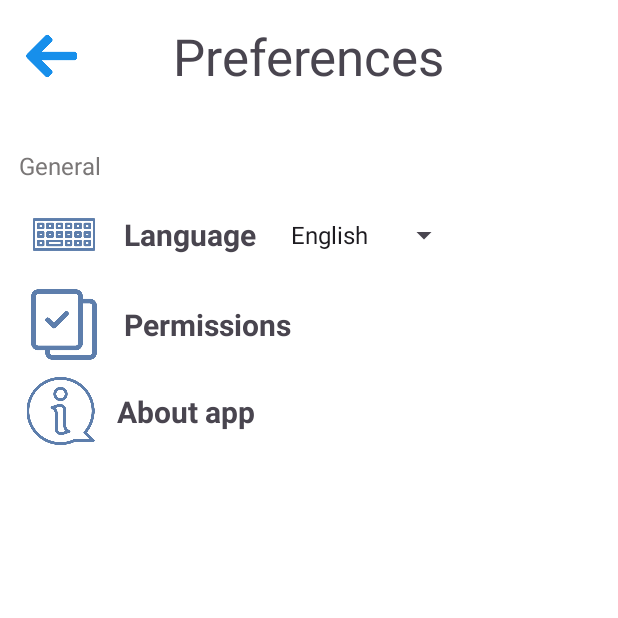
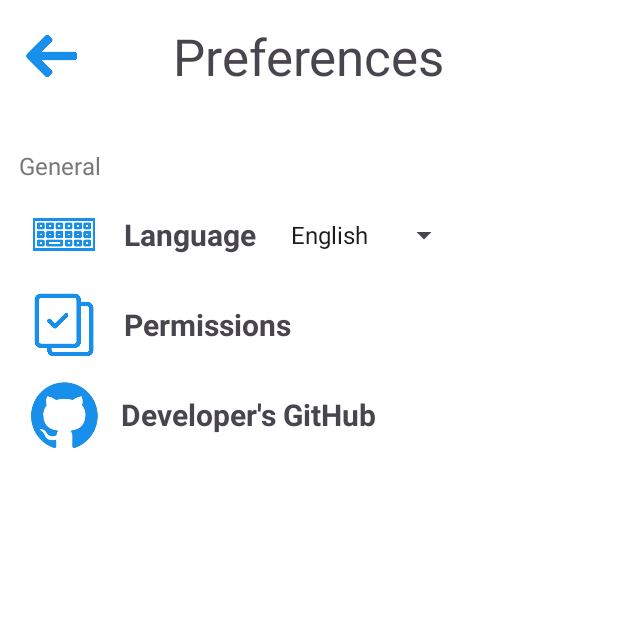
Before and after one commit to ChrisGalHur/TareApp, an Android app: the PreferenceActivity screen opened directly, with no data from a screen before it, on a phone screen of 412 x 824 dp, the top half of it. Run offline under Robolectric (Android 15) with nearby library versions, the phone set to English and light mode, and no system bars.

Commit message:
changed About App to Developer's GitHub, changed colors of logos in PreferenceActivity

```diff
--- a/app/src/main/res/layout/activity_preference.xml
+++ b/app/src/main/res/layout/activity_preference.xml
@@ -139,16 +139,16 @@
             android:id="@+id/constLayAboutAppPreference">
 
         <ImageView
-                android:layout_width="55dp"
-                android:layout_height="45dp"
-                app:srcCompat="@drawable/info"
+                android:layout_width="60dp"
+                android:layout_height="50dp"
+                app:srcCompat="@drawable/github_logo"
                 android:id="@+id/ivInfoPreference"
                 app:layout_constraintStart_toStartOf="parent"
                 app:layout_constraintBottom_toBottomOf="parent"
                 app:layout_constraintTop_toTopOf="parent" />
 
         <TextView
-                android:text="@string/about_app"
+                android:text="@string/developer_github"
                 android:layout_width="wrap_content"
                 android:layout_height="wrap_content"
                 android:id="@+id/tvAboutAppPreference"
@@ -157,7 +157,7 @@
                 app:layout_constraintTop_toTopOf="@+id/ivInfoPreference"
                 android:textSize="20sp"
                 app:layout_constraintStart_toEndOf="@+id/ivInfoPreference"
-                android:layout_marginStart="10dp" />
+                android:layout_marginStart="8dp" />
     </androidx.constraintlayout.widget.ConstraintLayout>
 
 </androidx.constraintlayout.widget.ConstraintLayout>
--- a/app/src/main/res/values/strings.xml
+++ b/app/src/main/res/values/strings.xml
@@ -27,7 +27,7 @@
     <string name="configuration_screen_not_open">Could not open the configuration screen.</string>
 
     <!-- Notifications -->
-    <string name="about_app">About app</string>
+    <string name="developer_github">Developer\'s GitHub</string>
     <string name="channel_reminder">Reminder Channel</string>
     <string name="channel_reminder_notifications">Channel for reminder notifications</string>
     <string name="general">General</string>
```
Also changed, not shown: app/src/main/res/drawable/github_logo.png (added), app/src/main/res/drawable/info.png, app/src/main/res/drawable/keyboard.png, app/src/main/res/drawable/permissions.png, app/src/main/res/drawable/watch.png, 2 other files.
